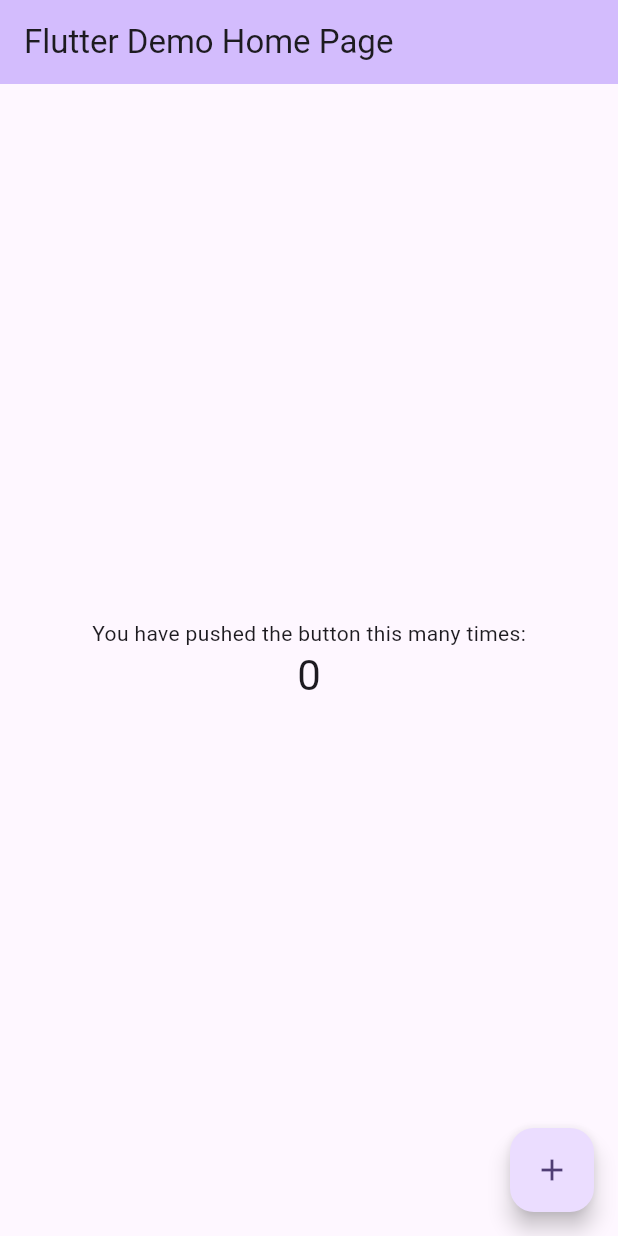
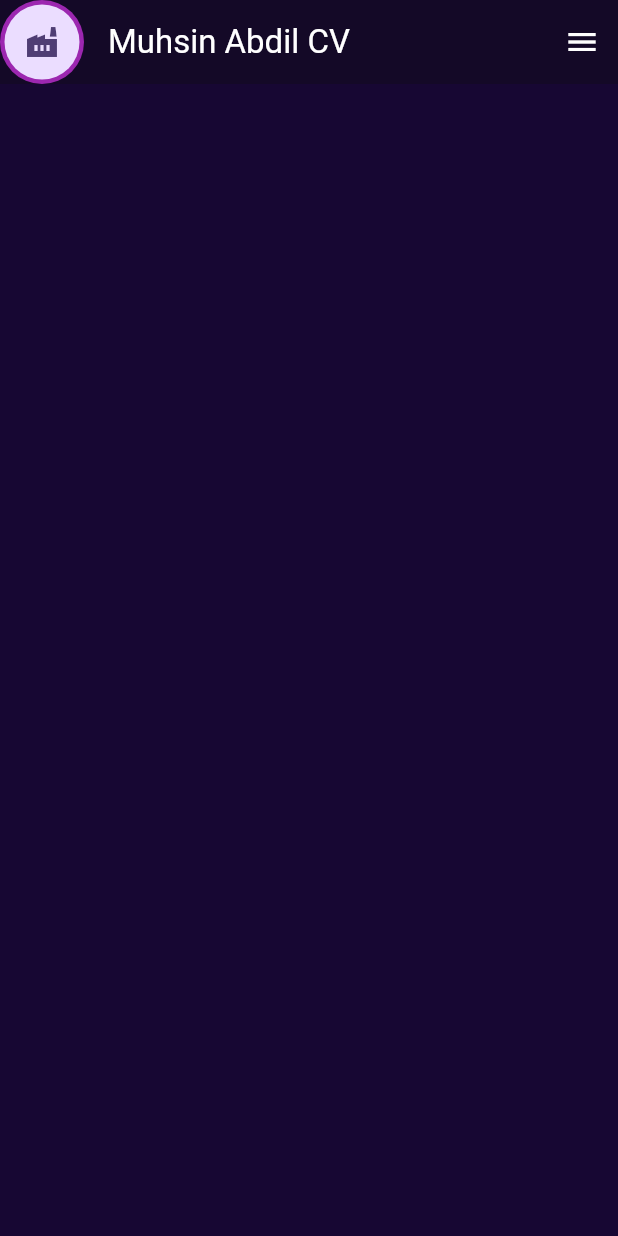
Before and after one commit to muhsinabdil/MuhsinAbdilCV, a Flutter app: the screen it shows after launch, on a phone screen of 412 x 824 dp. Run offline on Flutter 3.47's test engine with Material 2 defaults, Android fonts, the phone set to English and light mode, and no system bars; our stand-ins replace easy_localization, responsive_framework.

```diff
--- /dev/null
+++ b/lib/constants/metric_const.dart
@@ -0,0 +1,3 @@
+const kMaxRadius = 21.0;
+const kDefaultRadius = 13.0;
+const kMinRadius = 8.0;
--- a/lib/main.dart
+++ b/lib/main.dart
@@ -1,7 +1,23 @@
+import 'package:easy_localization/easy_localization.dart';
 import 'package:flutter/material.dart';
+import 'package:responsive_framework/responsive_framework.dart';
 
-void main() {
-  runApp(const MyApp());
+import 'screens/home_page/home_page.dart';
+
+void main() async {
+  WidgetsFlutterBinding.ensureInitialized();
+
+  await EasyLocalization.ensureInitialized();
+  runApp(
+    EasyLocalization(
+        supportedLocales: [
+          Locale('en', 'US'),
+          Locale('tr', 'TR'),
+        ],
+        path: 'assets/translations', //! <-- dil dosyalarının yolu
+        fallbackLocale: Locale('en', 'US'), //! varsayılan dil
+        child: MyApp()),
+  );
 }
 
 class MyApp extends StatelessWidget {
@@ -13,113 +29,30 @@ class MyApp extends StatelessWidget {
     return MaterialApp(
       title: 'Flutter Demo',
       theme: ThemeData(
-        // This is the theme of your application.
-        //
-        // TRY THIS: Try running your application with "flutter run". You'll see
-        // the application has a blue toolbar. Then, without quitting the app,
-        // try changing the seedColor in the colorScheme below to Colors.green
-        // and then invoke "hot reload" (save your changes or press the "hot
-        // reload" button in a Flutter-supported IDE, or press "r" if you used
-        // the command line to start the app).
-        //
-        // Notice that the counter didn't reset back to zero; the application
-        // state is not lost during the reload. To reset the state, use hot
-        // restart instead.
-        //
-        // This works for code too, not just values: Most code changes can be
-        // tested with just a hot reload.
+        appBarTheme:
+            AppBarTheme(backgroundColor: Color.fromARGB(255, 20, 9, 39)),
+        scaffoldBackgroundColor: Color.fromARGB(255, 23, 7, 51),
         colorScheme: ColorScheme.fromSeed(seedColor: Colors.deepPurple),
         useMaterial3: true,
       ),
-      home: const MyHomePage(title: 'Flutter Demo Home Page'),
+      builder: (context, child) => ResponsiveBreakpoints.builder(
+        child: child!,
+        breakpoints: [
+          const Breakpoint(start: 0, end: 180, name: MOBILE),
+          const Breakpoint(start: 481, end: 768, name: TABLET),
+          const Breakpoint(start: 769, end: 1024, name: "LAPTOP"),
+          const Breakpoint(start: 1025, end: 1920, name: DESKTOP),
+          const Breakpoint(start: 1921, end: double.infinity, name: '4K'),
+        ],
+      ),
+
+      //!  Dil ayarları için
+      localizationsDelegates: context.localizationDelegates,
+      supportedLocales: context.supportedLocales,
+      locale: context.locale,
+      //!
+      debugShowCheckedModeBanner: false,
+      home: const HomePage(),
     );
   }
 }
-
-class MyHomePage extends StatefulWidget {
-  const MyHomePage({super.key, required this.title});
-
-  // This widget is the home page of your application. It is stateful, meaning
-  // that it has a State object (defined below) that contains fields that affect
-  // how it looks.
-
-  // This class is the configuration for the state. It holds the values (in this
-  // case the title) provided by the parent (in this case the App widget) and
-  // used by the build method of the State. Fields in a Widget subclass are
-  // always marked "final".
-
-  final String title;
-
-  @override
-  State<MyHomePage> createState() => _MyHomePageState();
-}
-
-class _MyHomePageState extends State<MyHomePage> {
-  int _counter = 0;
-
-  void _incrementCounter() {
-    setState(() {
-      // This call to setState tells the Flutter framework that something has
-      // changed in this State, which causes it to rerun the build method below
-      // so that the display can reflect the updated values. If we changed
-      // _counter without calling setState(), then the build method would not be
-      // called again, and so nothing would appear to happen.
-      _counter++;
-    });
-  }
-
-  @override
-  Widget build(BuildContext context) {
-    // This method is rerun every time setState is called, for instance as done
-    // by the _incrementCounter method above.
-    //
-    // The Flutter framework has been optimized to make rerunning build methods
-    // fast, so that you can just rebuild anything that needs updating rather
-    // than having to individually change instances of widgets.
-    return Scaffold(
-      appBar: AppBar(
-        // TRY THIS: Try changing the color here to a specific color (to
-        // Colors.amber, perhaps?) and trigger a hot reload to see the AppBar
-        // change color while the other colors stay the same.
-        backgroundColor: Theme.of(context).colorScheme.inversePrimary,
-        // Here we take the value from the MyHomePage object that was created by
-        // the App.build method, and use it to set our appbar title.
-        title: Text(widget.title),
-      ),
-      body: Center(
-        // Center is a layout widget. It takes a single child and positions it
-        // in the middle of the parent.
-        child: Column(
-          // Column is also a layout widget. It takes a list of children and
-          // arranges them vertically. By default, it sizes itself to fit its
-          // children horizontally, and tries to be as tall as its parent.
-          //
-          // Column has various properties to control how it sizes itself and
-          // how it positions its children. Here we use mainAxisAlignment to
-          // center the children vertically; the main axis here is the vertical
-          // axis because Columns are vertical (the cross axis would be
-          // horizontal).
-          //
-          // TRY THIS: Invoke "debug painting" (choose the "Toggle Debug Paint"
-          // action in the IDE, or press "p" in the console), to see the
-          // wireframe for each widget.
-          mainAxisAlignment: MainAxisAlignment.center,
-          children: <Widget>[
-            const Text(
-              'You have pushed the button this many times:',
-            ),
-            Text(
-              '$_counter',
-              style: Theme.of(context).textTheme.headlineMedium,
-            ),
-          ],
-        ),
-      ),
-      floatingActionButton: FloatingActionButton(
-        onPressed: _incrementCounter,
-        tooltip: 'Increment',
-        child: const Icon(Icons.add),
-      ), // This trailing comma makes auto-formatting nicer for build methods.
-    );
-  }
-}
--- /dev/null
+++ b/lib/screens/home_page/home_page.dart
@@ -0,0 +1,74 @@
+import 'package:easy_localization/easy_localization.dart';
+import 'package:flutter/material.dart';
+import 'package:muhsinabdilcv/utilities/screen_size.dart';
+import 'package:responsive_framework/responsive_framework.dart';
+
+class HomePage extends StatelessWidget {
+  const HomePage({super.key});
+
+  @override
+  Widget build(BuildContext context) {
+    final String title;
+    return Scaffold(
+      appBar: AppBar(
+        leading: const CircleAvatar(
+          backgroundColor: Colors.purple,
+          child: CircleAvatar(
+            child: Icon(Icons.factory),
+            radius: 25,
+          ),
+        ),
+        title: Text(
+          "title", // 'welcome-text'.tr(),
+          style: Theme.of(context)
+              .textTheme
+              .titleLarge
+              ?.copyWith(color: Colors.white),
+        ).tr(),
+        actions: [
+          ResponsiveBreakpoints.of(context).isDesktop
+              ? const CustomMenuButton()
+              : IconButton(
+                  onPressed: () {},
+                  icon: const Icon(
+                    Icons.menu_outlined,
+                    color: Colors.white,
+                  ),
+                ),
+        ],
+      ),
+    );
+  }
+}
+
+class CustomMenuButton extends StatelessWidget {
+  const CustomMenuButton({
+    super.key,
+  });
+
+  @override
+  Widget build(BuildContext context) {
+    return ElevatedButton(
+        onPressed: () {},
+        style: ElevatedButton.styleFrom(
+          onPrimary: Colors.white,
+          backgroundColor: Colors.transparent,
+          shape: RoundedRectangleBorder(
+            borderRadius: BorderRadius.circular(21.0),
+            side: BorderSide(color: Colors.purple),
+          ),
+        ),
+        child: Row(
+          children: [
+            Icon(
+              Icons.home_outlined,
+              color: Colors.white,
+            ),
+            SizedBox(
+              width: 5,
+            ),
+            Text("Ana Sayfa"),
+          ],
+        ));
+  }
+}
```
Also changed, not shown: assets/translations/en-US.json (added, +10 -0 lines), assets/translations/tr-TR.json (added, +10 -0 lines), lib/utilities/screen_size.dart (added, +12 -0 lines), pubspec.yaml (+50 -2 lines), assets/fonts/Poppins-Black.ttf (added), assets/fonts/Poppins-Bold.ttf (added), assets/fonts/Poppins-ExtraBold.ttf (added), assets/fonts/Poppins-ExtraLight.ttf (added), assets/fonts/Poppins-Light.ttf (added), assets/fonts/Poppins-Medium.ttf (added), assets/fonts/Poppins-Regular.ttf (added), assets/fonts/Poppins-SemiBold.ttf (added), assets/fonts/Poppins-Thin.ttf (added), pubspec.lock, 6 other files.
